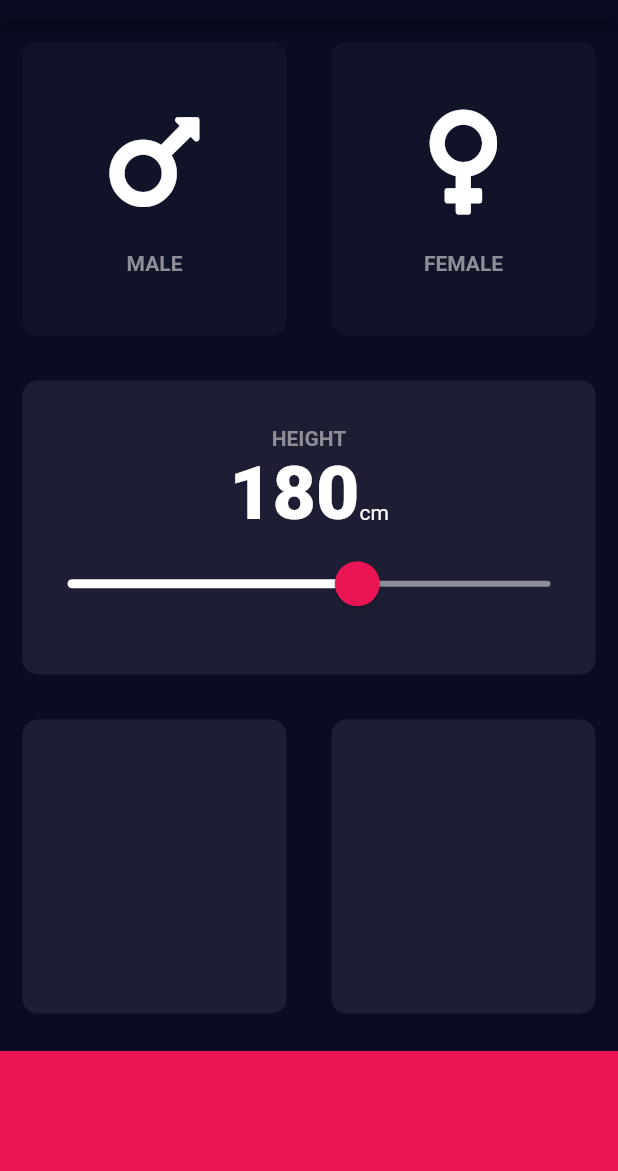
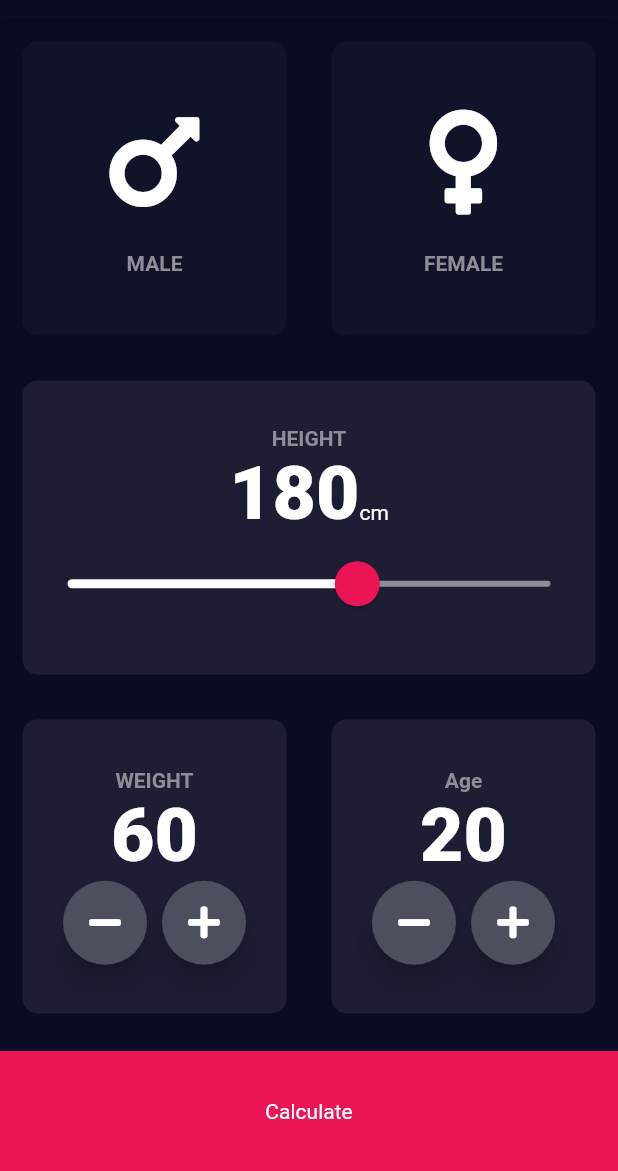
Before and after one commit to Mustufa786/BMICalculatorFlutter, a Flutter app: the screen it shows after launch, on a phone screen of 412 x 824 dp, the part 65-1236 px from its top. Run offline on Flutter 3.47's test engine with Material 2 defaults, Android fonts, the phone set to English and light mode, and no system bars; our stand-ins replace font_awesome_flutter.

Commit message:
input screen done

```diff
--- a/lib/input_page.dart
+++ b/lib/input_page.dart
@@ -1,3 +1,4 @@
+import 'package:bmi_calculator/results_page.dart';
 import 'package:bmi_calculator/reusable_card.dart';
 import 'package:flutter/material.dart';
 import 'package:font_awesome_flutter/font_awesome_flutter.dart';
@@ -15,6 +16,8 @@ class InputPage extends StatefulWidget {
 class _InputPageState extends State<InputPage> {
   Gender selectedGender;
   int height = 180;
+  int weight = 60;
+  int age = 20;
 
   @override
   Widget build(BuildContext context) {
@@ -106,28 +109,120 @@ class _InputPageState extends State<InputPage> {
           ),
           Expanded(
             child: Row(
+              mainAxisAlignment: MainAxisAlignment.center,
               children: <Widget>[
                 Expanded(
                   child: ReusableCard(
                     color: kActiveCardColor,
+                    cardChild: Column(
+                      mainAxisAlignment: MainAxisAlignment.center,
+                      children: <Widget>[
+                        Text(
+                          "WEIGHT",
+                          style: kLabelTextStyle,
+                        ),
+                        Text(
+                          weight.toString(),
+                          style: kNumberStyle,
+                        ),
+                        Row(
+                          mainAxisAlignment: MainAxisAlignment.center,
+                          children: <Widget>[
+                            RoundIconButton(FontAwesomeIcons.minus, () {
+                              setState(() {
+                                weight--;
+                              });
+                            }),
+                            SizedBox(
+                              width: 10,
+                            ),
+                            RoundIconButton(FontAwesomeIcons.plus, () {
+                              setState(() {
+                                weight++;
+                              });
+                            }),
+                          ],
+                        )
+                      ],
+                    ),
                   ),
                 ),
                 Expanded(
                   child: ReusableCard(
                     color: kActiveCardColor,
+                    cardChild: Column(
+                      mainAxisAlignment: MainAxisAlignment.center,
+                      children: <Widget>[
+                        Text(
+                          "Age",
+                          style: kLabelTextStyle,
+                        ),
+                        Text(
+                          age.toString(),
+                          style: kNumberStyle,
+                        ),
+                        Row(
+                          mainAxisAlignment: MainAxisAlignment.center,
+                          children: <Widget>[
+                            RoundIconButton(FontAwesomeIcons.minus, () {
+                              setState(() {
+                                age--;
+                              });
+                            }),
+                            SizedBox(
+                              width: 10,
+                            ),
+                            RoundIconButton(FontAwesomeIcons.plus, () {
+                              setState(() {
+                                age++;
+                              });
+                            }),
+                          ],
+                        ),
+                      ],
+                    ),
                   ),
                 ),
               ],
             ),
           ),
-          Container(
+          GestureDetector(
+            onTap: () {
+              Navigator.push(context,
+                MaterialPageRoute(builder: (context) => ResultsPage(),),);
+
+            },
+            child: Container(
+              alignment: Alignment.center,
+              child: Text("Calculate"),
               color: kBottomContainerColor,
               margin: EdgeInsets.only(top: 10),
               width: double.infinity,
               height: kBottomContainerHeight,
+            ),
           )
         ],
       ),
     );
   }
 }
+
+class RoundIconButton extends StatelessWidget {
+  final IconData iconData;
+
+  RoundIconButton(this.iconData, this.onPress);
+
+  final Function onPress;
+
+  @override
+  Widget build(BuildContext context) {
+    return RawMaterialButton(
+      elevation: 7.0,
+      onPressed: onPress,
+      child: Icon(iconData),
+      constraints: BoxConstraints.tightFor(width: 56.0, height: 56.0),
+      shape: CircleBorder(),
+      fillColor: Color(0xFF4C4F5E),
+    );
+  }
+}
--- /dev/null
+++ b/lib/results_page.dart
@@ -0,0 +1,15 @@
+import 'package:flutter/material.dart';
+
+class ResultsPage extends StatelessWidget {
+  @override
+  Widget build(BuildContext context) {
+    return Scaffold(
+      appBar: AppBar(
+        title: Text("BMI CALCULATOR"),
+      ),
+      body: Center(
+        child: Text("Hello"),
+      ),
+    );
+  }
+}
```
Lines whose indentation alone changed are shown as unchanged.
